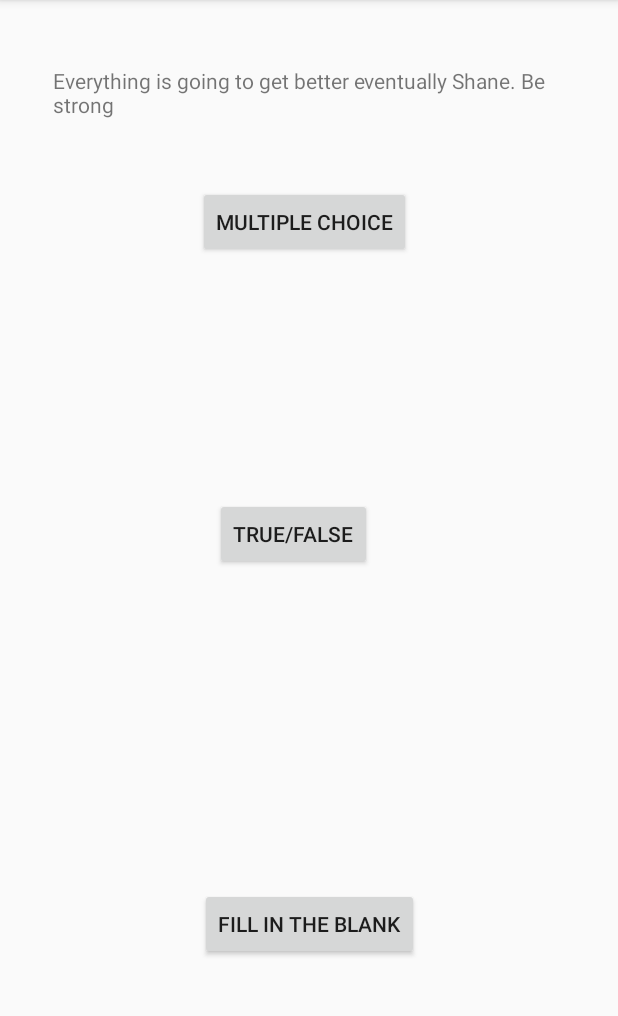
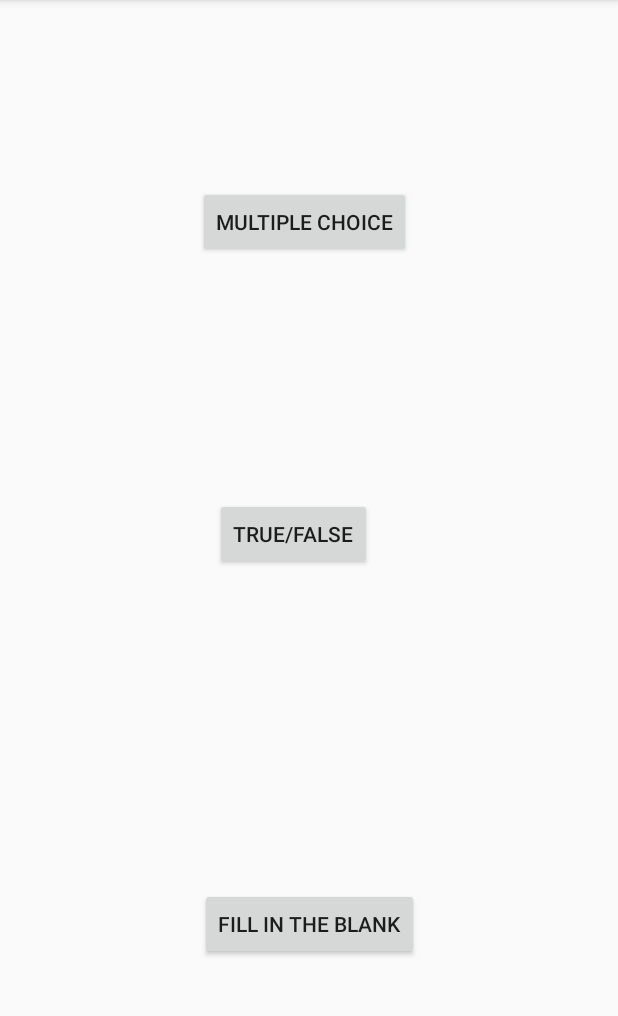
Before and after one commit to fmadrid1317/COP-4331-Testy, an Android app: the TestTypes screen opened directly, with no data from a screen before it, on a phone screen of 412 x 824 dp, the part 84-1100 px from its top. Run offline under Robolectric (Android 15) with nearby library versions, the phone set to English and light mode, and no system bars.

Commit message:
Making the effort to commit to master

```diff
--- a/app/src/main/res/layout/activity_test_types.xml
+++ b/app/src/main/res/layout/activity_test_types.xml
@@ -47,17 +47,4 @@
         app:layout_constraintEnd_toEndOf="parent"
         app:layout_constraintStart_toStartOf="parent" />
 
-    <TextView
-        android:id="@+id/textView2"
-        android:layout_width="341dp"
-        android:layout_height="36dp"
-        android:layout_marginStart="8dp"
-        android:layout_marginTop="8dp"
-        android:layout_marginEnd="8dp"
-        android:layout_marginBottom="8dp"
-        android:text="@string/everything_is_going_to_get_better_eventually_shane_be_strong"
-        app:layout_constraintBottom_toTopOf="@+id/mcButton"
-        app:layout_constraintEnd_toEndOf="parent"
-        app:layout_constraintStart_toStartOf="parent"
-        app:layout_constraintTop_toTopOf="parent" />
 </android.support.constraint.ConstraintLayout>
```
Also changed, not shown: app/src/main/res/layout/activity_main_menu.xml (+0 -15 lines).
